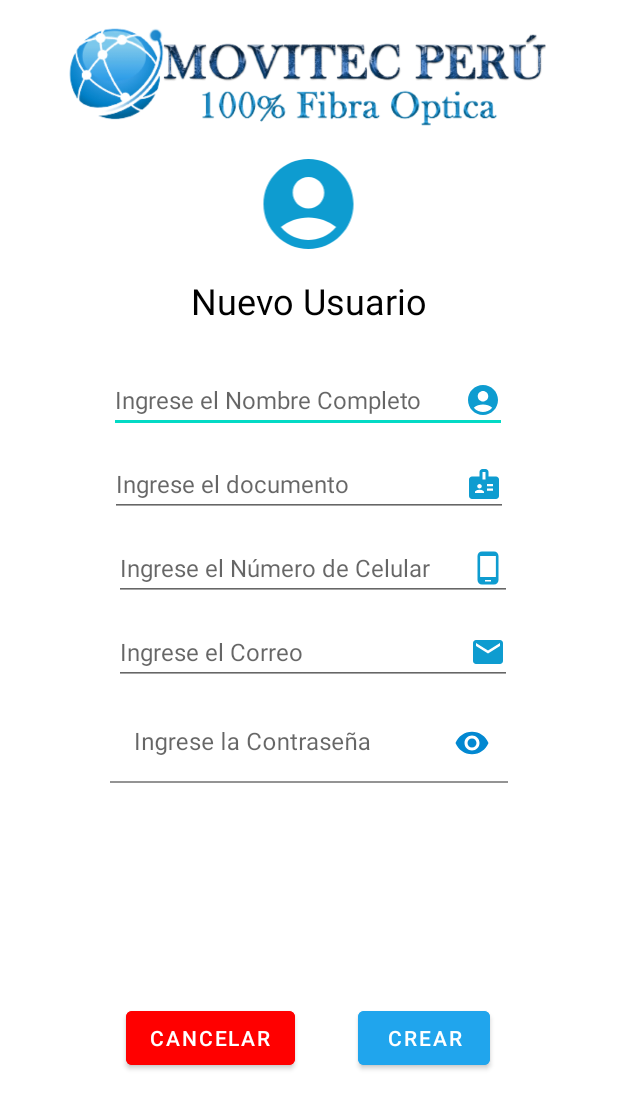
After one commit to a20204264/AppMovitec, an Android app: the NuevoUsuarioActivity screen opened directly, with no data from a screen before it, on a phone screen of 412 x 824 dp. The commit adds this screen. Shown: the top 1109 px of the screen. Run offline under Robolectric (Android 15) with nearby library versions, the phone set to English and light mode, and no system bars; our stand-ins replace Volley; network calls fail.

Commit message:
Se termino funcionalidad Usuarios

```diff
--- /dev/null
+++ b/app/src/main/res/drawable/borrar.xml
@@ -0,0 +1,5 @@
+<vector android:height="24dp" android:tint="#EF0A0A"
+    android:viewportHeight="24" android:viewportWidth="24"
+    android:width="24dp" xmlns:android="http://schemas.android.com/apk/res/android">
+    <path android:fillColor="@android:color/white" android:pathData="M6,19c0,1.1 0.9,2 2,2h8c1.1,0 2,-0.9 2,-2V7H6v12zM19,4h-3.5l-1,-1h-5l-1,1H5v2h14V4z"/>
+</vector>
--- /dev/null
+++ b/app/src/main/res/drawable/ic_baseline_edit_24.xml
@@ -0,0 +1,5 @@
+<vector android:height="24dp" android:tint="#66BE16"
+    android:viewportHeight="24" android:viewportWidth="24"
+    android:width="24dp" xmlns:android="http://schemas.android.com/apk/res/android">
+    <path android:fillColor="@android:color/white" android:pathData="M3,17.25V21h3.75L17.81,9.94l-3.75,-3.75L3,17.25zM20.71,7.04c0.39,-0.39 0.39,-1.02 0,-1.41l-2.34,-2.34c-0.39,-0.39 -1.02,-0.39 -1.41,0l-1.83,1.83 3.75,3.75 1.83,-1.83z"/>
+</vector>
--- a/app/src/main/res/layout/activity_cliente.xml
+++ b/app/src/main/res/layout/activity_cliente.xml
@@ -43,7 +43,7 @@
         app:layout_constraintTop_toBottomOf="@+id/textView3" />
 
     <ImageView
-        android:id="@+id/imageView5"
+        android:id="@+id/btnNuevoUsuario"
         android:layout_width="60dp"
         android:layout_height="48dp"
         android:layout_marginBottom="60dp"
--- a/app/src/main/res/layout/activity_empleados.xml
+++ b/app/src/main/res/layout/activity_empleados.xml
@@ -42,7 +42,7 @@
         app:layout_constraintTop_toBottomOf="@+id/textView3" />
 
     <ImageView
-        android:id="@+id/imageView5"
+        android:id="@+id/btnNuevoUsuario"
         android:layout_width="60dp"
         android:layout_height="48dp"
         android:layout_marginBottom="60dp"
--- a/app/src/main/res/layout/activity_equipos.xml
+++ b/app/src/main/res/layout/activity_equipos.xml
@@ -41,7 +41,7 @@
         app:layout_constraintTop_toBottomOf="@+id/textView3" />
 
     <ImageView
-        android:id="@+id/imageView5"
+        android:id="@+id/btnNuevoUsuario"
         android:layout_width="60dp"
         android:layout_height="48dp"
         android:layout_marginBottom="60dp"
--- /dev/null
+++ b/app/src/main/res/layout/activity_nuevo_usuario.xml
@@ -0,0 +1,162 @@
+<?xml version="1.0" encoding="utf-8"?>
+<androidx.constraintlayout.widget.ConstraintLayout xmlns:android="http://schemas.android.com/apk/res/android"
+    xmlns:app="http://schemas.android.com/apk/res-auto"
+    xmlns:tools="http://schemas.android.com/tools"
+    android:layout_width="match_parent"
+    android:layout_height="match_parent"
+    tools:context=".NuevoUsuarioActivity">
+
+    <ImageView
+        android:id="@+id/imageView"
+        android:layout_width="91dp"
+        android:layout_height="72dp"
+        android:layout_marginStart="144dp"
+        android:layout_marginTop="100dp"
+        app:layout_constraintStart_toStartOf="@+id/guideline2"
+        app:layout_constraintTop_toTopOf="@+id/imageView2"
+        app:srcCompat="@drawable/cliente" />
+
+    <androidx.constraintlayout.widget.Guideline
+        android:id="@+id/guideline2"
+        android:layout_width="wrap_content"
+        android:layout_height="wrap_content"
+        android:orientation="vertical"
+        app:layout_constraintGuide_begin="16dp" />
+
+    <androidx.constraintlayout.widget.Guideline
+        android:id="@+id/guideline3"
+        android:layout_width="wrap_content"
+        android:layout_height="wrap_content"
+        android:orientation="vertical"
+        app:layout_constraintGuide_end="16dp" />
+
+    <ImageView
+        android:id="@+id/imageView2"
+        android:layout_width="319dp"
+        android:layout_height="102dp"
+        app:layout_constraintEnd_toEndOf="parent"
+        app:layout_constraintHorizontal_bias="0.484"
+        app:layout_constraintStart_toStartOf="parent"
+        app:layout_constraintTop_toTopOf="parent"
+        app:srcCompat="@drawable/logo" />
+
+    <TextView
+        android:id="@+id/textView"
+        android:layout_width="wrap_content"
+        android:layout_height="wrap_content"
+        android:layout_marginTop="12dp"
+        android:inputType="textEmailAddress"
+        android:text="Nuevo Usuario"
+        android:textColor="#000000"
+        android:textSize="24sp"
+        app:layout_constraintEnd_toStartOf="@+id/guideline3"
+        app:layout_constraintStart_toStartOf="@+id/guideline2"
+        app:layout_constraintTop_toBottomOf="@+id/imageView"
+        tools:ignore="TouchTargetSizeCheck" />
+
+    <Button
+        android:id="@+id/btncrear"
+        android:layout_width="wrap_content"
+        android:layout_height="wrap_content"
+        android:layout_marginEnd="28dp"
+        android:layout_marginBottom="108dp"
+        android:backgroundTint="#20A5ED"
+        android:text="Crear"
+        app:layout_constraintBottom_toBottomOf="parent"
+        app:layout_constraintEnd_toStartOf="@+id/guideline3"
+        app:layout_constraintStart_toEndOf="@+id/btnCancelarNewUsus" />
+
+    <EditText
+        android:id="@+id/edtNombre"
+        android:layout_width="265dp"
+        android:layout_height="44dp"
+        android:layout_marginTop="28dp"
+        android:drawableRight="@drawable/cliente"
+        android:ems="10"
+        android:hint="Ingrese el Nombre Completo"
+        android:inputType="textPersonName"
+        android:textSize="16sp"
+        app:layout_constraintEnd_toStartOf="@+id/guideline3"
+        app:layout_constraintHorizontal_bias="0.497"
+        app:layout_constraintStart_toStartOf="@+id/guideline2"
+        app:layout_constraintTop_toBottomOf="@+id/textView" />
+
+    <EditText
+        android:id="@+id/edtDocumento"
+        android:layout_width="265dp"
+        android:layout_height="44dp"
+        android:layout_marginTop="12dp"
+        android:drawableRight="@drawable/usuarios"
+        android:ems="10"
+        android:hint="Ingrese el documento"
+        android:inputType="textPersonName"
+        android:textSize="16sp"
+        app:layout_constraintEnd_toStartOf="@+id/guideline3"
+        app:layout_constraintHorizontal_bias="0.502"
+        app:layout_constraintStart_toStartOf="@+id/guideline2"
+        app:layout_constraintTop_toBottomOf="@+id/edtNombre" />
+
+    <EditText
+        android:id="@+id/edtCelular"
+        android:layout_width="265dp"
+        android:layout_height="44dp"
+        android:layout_marginTop="12dp"
+        android:drawableRight="@drawable/celular"
+        android:ems="10"
+        android:hint="Ingrese el Número de Celular"
+        android:inputType="phone"
+        android:textSize="16sp"
+        app:layout_constraintEnd_toStartOf="@+id/guideline3"
+        app:layout_constraintHorizontal_bias="0.526"
+        app:layout_constraintStart_toStartOf="@+id/guideline2"
+        app:layout_constraintTop_toBottomOf="@+id/edtDocumento" />
+
+    <EditText
+        android:id="@+id/edtCorreo"
+        android:layout_width="265dp"
+        android:layout_height="44dp"
+        android:layout_marginTop="12dp"
+        android:drawableRight="@drawable/email"
+        android:ems="10"
+        android:hint="Ingrese el Correo"
+        android:inputType="textEmailAddress"
+        android:textSize="16sp"
+        app:layout_constraintEnd_toStartOf="@+id/guideline3"
+        app:layout_constraintHorizontal_bias="0.526"
+        app:layout_constraintStart_toStartOf="@+id/guideline2"
+        app:layout_constraintTop_toBottomOf="@+id/edtCelular" />
+
+    <com.google.android.material.textfield.TextInputLayout
+        android:layout_width="265dp"
+        android:layout_height="53dp"
+        android:layout_marginTop="12dp"
+        android:layout_marginStart="0dp"
+        app:layout_constraintEnd_toStartOf="@+id/guideline3"
+        app:layout_constraintStart_toStartOf="@+id/guideline2"
+        app:layout_constraintTop_toBottomOf="@+id/edtCorreo"
+        app:passwordToggleEnabled="true"
+        app:passwordToggleTint="@color/primary">
+
+        <com.google.android.material.textfield.TextInputEditText
+            android:id="@+id/edtContrasenia"
+            android:layout_width="265dp"
+            android:layout_height="53dp"
+            android:backgroundTint="#FFFFFF"
+            android:ems="15"
+            android:hint="Ingrese la Contraseña"
+            android:password="true" />
+    </com.google.android.material.textfield.TextInputLayout>
+
+    <Button
+        android:id="@+id/btnCancelarNewUsus"
+        android:layout_width="wrap_content"
+        android:layout_height="wrap_content"
+        android:layout_marginStart="68dp"
+        android:layout_marginBottom="108dp"
+        android:backgroundTint="#FF0000"
+        android:text="Cancelar"
+        app:layout_constraintBottom_toBottomOf="parent"
+        app:layout_constraintStart_toStartOf="@+id/guideline2" />
+
+
+</androidx.constraintlayout.widget.ConstraintLayout>
--- a/app/src/main/res/layout/activity_planes.xml
+++ b/app/src/main/res/layout/activity_planes.xml
@@ -41,7 +41,7 @@
         app:layout_constraintTop_toBottomOf="@+id/textView3" />
 
     <ImageView
-        android:id="@+id/imageView5"
+        android:id="@+id/btnNuevoUsuario"
         android:layout_width="60dp"
         android:layout_height="48dp"
         android:layout_marginBottom="60dp"
```
Also changed, not shown: app/src/main/AndroidManifest.xml (+8 -1 lines), app/src/main/java/com/example/appmovitec/EditarUsuarioActivity.kt (added, +89 -0 lines), app/src/main/java/com/example/appmovitec/NuevoUsuarioActivity.kt (added, +64 -0 lines), app/src/main/java/com/example/appmovitec/UsuariosActivity.kt (+88 -0 lines), app/src/main/res/layout/activity_editar_usuario.xml (added, +156 -0 lines), app/src/main/res/layout/activity_password.xml (+0 -8 lines), app/src/main/res/layout/activity_usuarios.xml (+27 -11 lines), app/src/main/res/layout/table_row_p.xml (added, +73 -0 lines).
